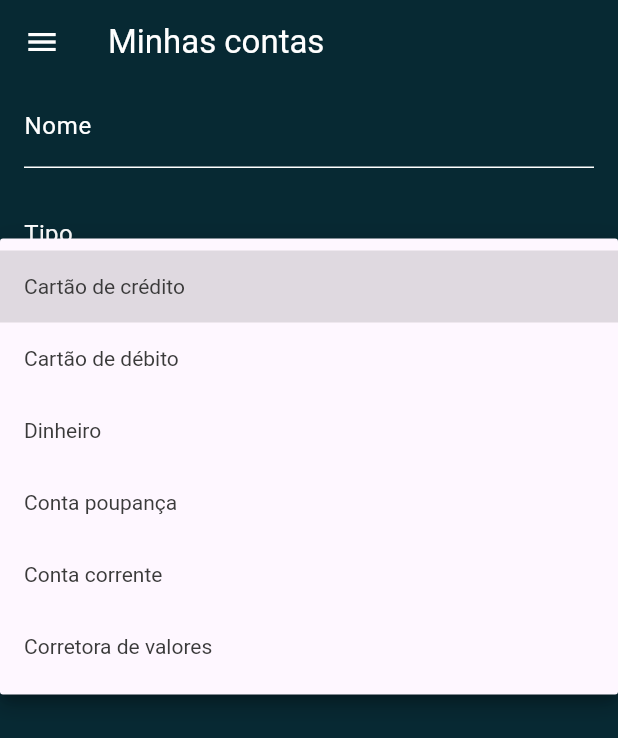
After one commit to InVelop/invelop-app, a Flutter app: the CreateMyAccountsPage screen opened by its route, after a tap on "Cartão de crédito", on a phone screen of 412 x 824 dp. The commit adds this screen. Shown: the top 738 px of the screen. Run offline on Flutter 3.47's test engine with Material 3 defaults, Android fonts, the phone set to English and light mode, and no system bars; our stand-ins replace firebase_auth, firebase_core; accounts and stored records are empty.

Commit message:
feat: criando pagina de minhas contas

```diff
--- a/lib/main.dart
+++ b/lib/main.dart
@@ -2,6 +2,7 @@ import 'package:flutter/material.dart';
 import 'package:invelop/pages/account/create_account_page.dart';
 import 'package:invelop/pages/budget/budget_page.dart';
 import 'package:invelop/pages/login/login_page.dart';
+import 'package:invelop/pages/myAccounts/myAccounts_page.dart';
 import 'package:invelop/pages/signUp/signUp_page.dart';
 import 'package:invelop/theme/invelop_colors.dart';
 import 'package:firebase_core/firebase_core.dart';
@@ -33,6 +34,7 @@ class MainApp extends StatelessWidget {
         '/budget': (context) => const BudgetScreen(),
         '/create-account': (context) => const CreateAccountPage(),
         '/sign-up': (context) => const SignUpPage(),
+        '/myAccounts': (context) => const CreateMyAccountsPage()
       },
     );
   }
--- /dev/null
+++ b/lib/pages/myAccounts/myAccounts_page.dart
@@ -0,0 +1,77 @@
+import 'package:flutter/material.dart';
+import 'package:flutter/services.dart';
+import 'package:invelop/theme/invelop_colors.dart';
+import 'package:invelop/utils/CurrencyFormat.dart';
+import 'package:invelop/widgets/button/button_widget.dart';
+import 'package:invelop/widgets/inputField/inputField_widget.dart';
+import 'package:invelop/widgets/menuDrawer/menuDrawer_widget.dart';
+import 'package:invelop/widgets/selectField/selectField_widget.dart';
+
+class CreateMyAccountsPage extends StatefulWidget {
+  const CreateMyAccountsPage({super.key});
+
+  @override
+  State<CreateMyAccountsPage> createState() => _MyAccountsPage();
+}
+
+class _MyAccountsPage extends State<CreateMyAccountsPage> {
+  final _form = GlobalKey<FormState>();
+  final List<DropdownItem> items = [
+    DropdownItem("Cartão de crédito", "credit_card"),
+    DropdownItem("Cartão de débito", "debit_card"),
+    DropdownItem("Dinheiro", "money"),
+    DropdownItem("Conta poupança", "savings_account"),
+    DropdownItem("Conta corrente", "current_account"),
+    DropdownItem("Corretora de valores", "stock_brokerage"),
+  ];
+
+  save() {
+    print("Salve");
+  }
+
+  @override
+  Widget build(BuildContext context) {
+    return Scaffold(
+      appBar: AppBar(
+        title: const Text(
+          'Minhas contas',
+          style: TextStyle(color: InVelopColors.text),
+        ),
+        backgroundColor: InVelopColors.background,
+        iconTheme: const IconThemeData(color: InVelopColors.light),
+      ),
+      drawer: const MenuDrawerWidget(),
+      body: Padding(
+        padding: const EdgeInsets.symmetric(horizontal: 16.0),
+        child: Center(
+            child: Form(
+                key: _form,
+                child: Column(
+                  children: [
+                    const InputFieldWidget(
+                      label: "Nome",
+                    ),
+                    const SizedBox(height: 32),
+                    SelectField(
+                        items: items, onChanged: (value) => print(value.value)),
+                    const SizedBox(height: 32),
+                    InputFieldWidget(
+                      label: "Valor inicial",
+                      inputType:
+                          const TextInputType.numberWithOptions(decimal: true),
+                      formatters: [
+                        FilteringTextInputFormatter.digitsOnly,
+                        CurrencyPtBrInputFormatter()
+                      ],
+                    ),
+                    const SizedBox(height: 64),
+                    ButtonWidget(
+                      label: "Salvar",
+                      onPressed: save,
+                    )
+                  ],
+                ))),
+      ),
+    );
+  }
+}
--- a/lib/widgets/menuDrawer/menuDrawer_widget.dart
+++ b/lib/widgets/menuDrawer/menuDrawer_widget.dart
@@ -26,6 +26,13 @@ class MenuDrawerWidget extends StatelessWidget {
                   Navigator.pushNamed(context, '/create-account');
                 },
               ),
+              ListTile(
+                leading: const Icon(Icons.wallet),
+                title: const Text("Minhas contas"),
+                onTap: () {
+                  Navigator.pushNamed(context, '/myAccounts');
+                },
+              ),
               const Divider(),
               ListTile(
                 leading: const Icon(Icons.logout),
```
